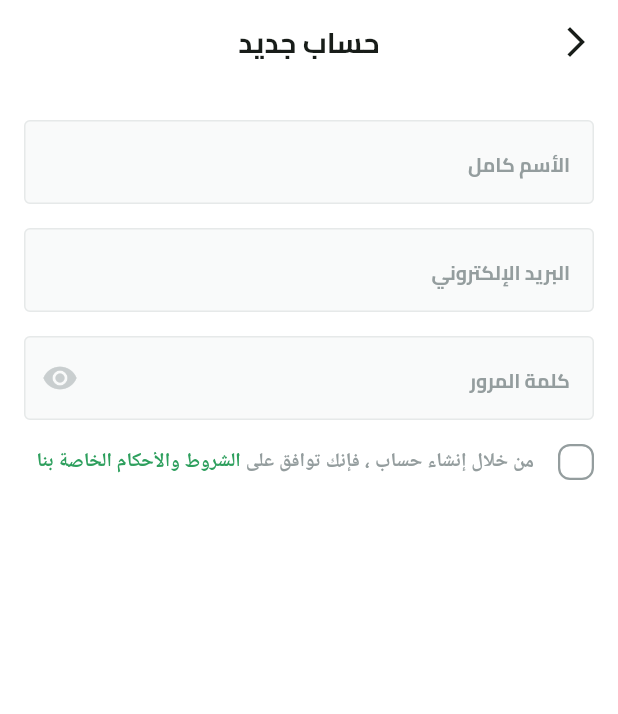
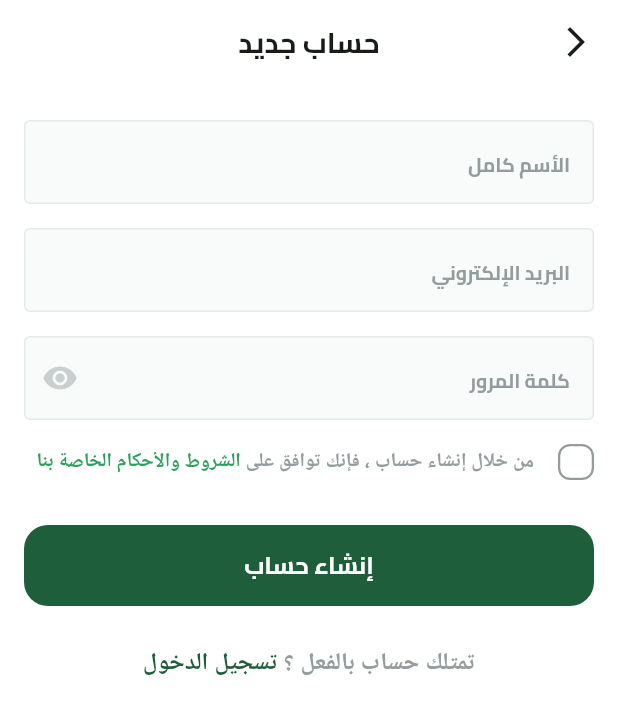
Before and after one commit to hashimsaffarini/Fruits_Hub, a Flutter app: the SignupView screen opened by its route, on a phone screen of 412 x 824 dp. Shown: the top 714 px of the screen. Run offline on Flutter 3.47's test engine with Material 3 defaults, Android fonts, the phone set to English and light mode, and no system bars; our stand-ins replace dots_indicator, flutter_svg, shared_preferences; accounts and stored records are empty.

Commit message:
feat: Add HaveAnAccountWidget to signup view body

```diff
--- /dev/null
+++ b/lib/features/auth/ui/widgets/have_an_account.dart
@@ -0,0 +1,43 @@
+import 'package:flutter/gestures.dart';
+import 'package:flutter/material.dart';
+
+import '../../../../../core/utils/app_colors.dart';
+import '../../../../../core/utils/app_text_styles.dart';
+
+class HaveAnAccountWidget extends StatelessWidget {
+  const HaveAnAccountWidget({
+    super.key,
+  });
+
+  @override
+  Widget build(BuildContext context) {
+    return Text.rich(
+      TextSpan(
+        children: [
+          TextSpan(
+            text: 'تمتلك حساب بالفعل ؟',
+            style: TextStyles.semiBold16.copyWith(
+              color: const Color(0xFF949D9E),
+            ),
+          ),
+          TextSpan(
+            text: ' ',
+            style: TextStyles.semiBold16.copyWith(
+              color: const Color(0xFF616A6B),
+            ),
+          ),
+          TextSpan(
+            recognizer: TapGestureRecognizer()
+              ..onTap = () {
+                Navigator.pop(context);
+              },
+            text: 'تسجيل الدخول',
+            style:
+                TextStyles.semiBold16.copyWith(color: AppColors.primaryColor),
+          ),
+        ],
+      ),
+      textAlign: TextAlign.center,
+    );
+  }
+}
--- a/lib/features/auth/ui/widgets/signup_view_body.dart
+++ b/lib/features/auth/ui/widgets/signup_view_body.dart
@@ -1,6 +1,8 @@
 import 'package:flutter/material.dart';
 import 'package:fruits_hub/constants.dart';
+import 'package:fruits_hub/core/widgets/custom_button.dart';
 import 'package:fruits_hub/core/widgets/custom_text_field.dart';
+import 'package:fruits_hub/features/auth/ui/widgets/have_an_account.dart';
 import 'package:fruits_hub/features/auth/ui/widgets/terms_and_conditions.dart';
 
 class SignupViewBody extends StatelessWidget {
@@ -8,25 +10,25 @@ class SignupViewBody extends StatelessWidget {
 
   @override
   Widget build(BuildContext context) {
-    return const SingleChildScrollView(
+    return SingleChildScrollView(
       child: Padding(
-        padding: EdgeInsets.symmetric(
+        padding: const EdgeInsets.symmetric(
           horizontal: kHorizantalPadding,
         ),
         child: Column(
           children: [
-            SizedBox(height: 24),
-            CustomTextFormField(
+            const SizedBox(height: 24),
+            const CustomTextFormField(
               hintText: 'الأسم كامل',
               textInputType: TextInputType.name,
             ),
-            SizedBox(height: 16),
-            CustomTextFormField(
+            const SizedBox(height: 16),
+            const CustomTextFormField(
               hintText: 'البريد الإلكتروني',
               textInputType: TextInputType.emailAddress,
             ),
-            SizedBox(height: 16),
-            CustomTextFormField(
+            const SizedBox(height: 16),
+            const CustomTextFormField(
               hintText: 'كلمة المرور',
               textInputType: TextInputType.visiblePassword,
               suffixIcon: Icon(
@@ -34,8 +36,15 @@ class SignupViewBody extends StatelessWidget {
                 color: Color(0xffC9CECF),
               ),
             ),
-            SizedBox(height: 16),
-            TermsAndConditions(),
+            const SizedBox(height: 16),
+            const TermsAndConditions(),
+            const SizedBox(height: 30),
+            CustomButton(
+              text: 'إنشاء حساب',
+              onPressed: () {},
+            ),
+            const SizedBox(height: 26),
+            const HaveAnAccountWidget(),
           ],
         ),
       ),
```
